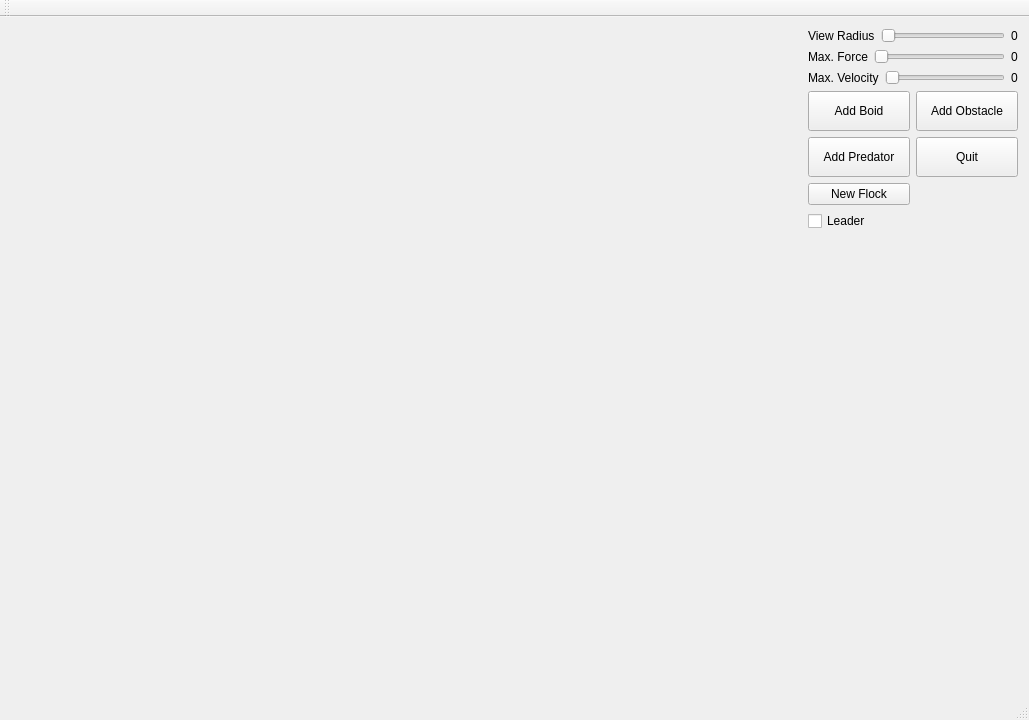
The window that ui/mainwindow.ui (d3fc0n1/ASE_Project-Flocking_System) describes before a commit, drawn with Qt 5.
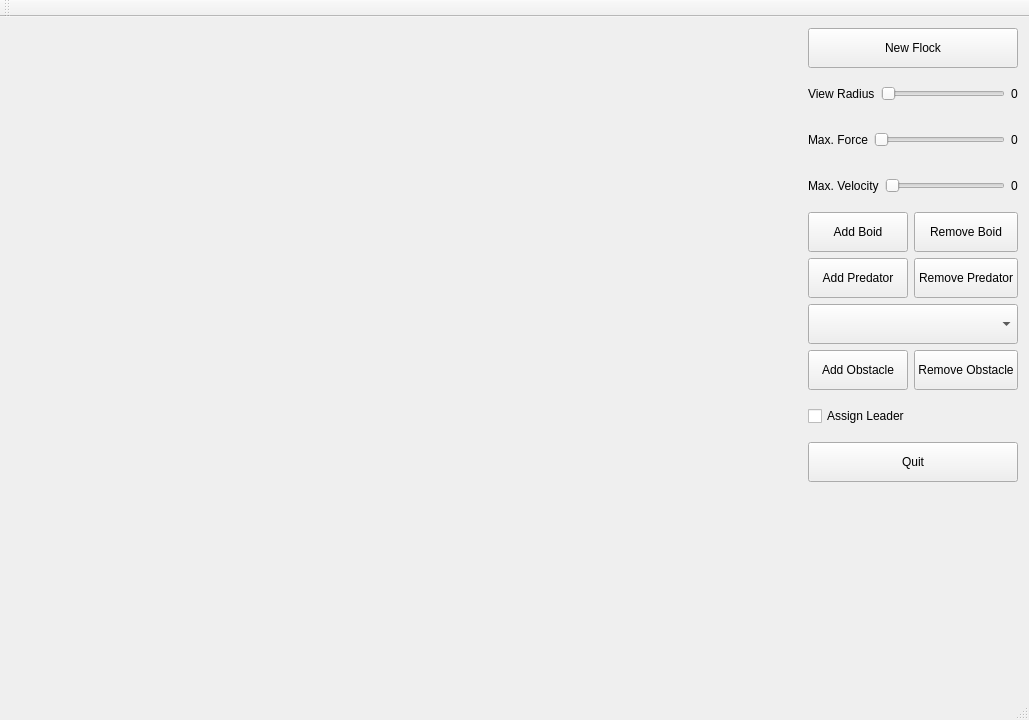
The same window after the commit.

Commit message: Added obstacles in scene and controls on GUI

The edit to the form file:
```diff
--- a/ui/mainwindow.ui
+++ b/ui/mainwindow.ui
@@ -21,10 +21,72 @@
   </property>
   <widget class="QWidget" name="centralWidget">
    <layout class="QGridLayout" name="gridLayout">
+    <item row="2" column="1">
+     <widget class="QPushButton" name="m_quit">
+      <property name="sizePolicy">
+       <sizepolicy hsizetype="Minimum" vsizetype="Preferred">
+        <horstretch>0</horstretch>
+        <verstretch>0</verstretch>
+       </sizepolicy>
+      </property>
+      <property name="minimumSize">
+       <size>
+        <width>0</width>
+        <height>40</height>
+       </size>
+      </property>
+      <property name="text">
+       <string>Quit</string>
+      </property>
+     </widget>
+    </item>
     <item row="0" column="1">
      <layout class="QGridLayout" name="gridLayout_3">
-      <item row="3" column="1">
-       <widget class="QPushButton" name="addObstacleButton">
+      <item row="2" column="0" colspan="2">
+       <layout class="QHBoxLayout" name="horizontalLayout_2">
+        <item>
+         <widget class="QLabel" name="label_2">
+          <property name="minimumSize">
+           <size>
+            <width>0</width>
+            <height>40</height>
+           </size>
+          </property>
+          <property name="text">
+           <string>Max. Force</string>
+          </property>
+         </widget>
+        </item>
+        <item>
+         <widget class="QSlider" name="m_force">
+          <property name="minimumSize">
+           <size>
+            <width>120</width>
+            <height>40</height>
+           </size>
+          </property>
+          <property name="minimum">
+           <number>1</number>
+          </property>
+          <property name="maximum">
+           <number>10</number>
+          </property>
+          <property name="orientation">
+           <enum>Qt::Horizontal</enum>
+          </property>
+         </widget>
+        </item>
+        <item>
+         <widget class="QLabel" name="maxForceLabel">
+          <property name="text">
+           <string>0</string>
+          </property>
+         </widget>
+        </item>
+       </layout>
+      </item>
+      <item row="9" column="0">
+       <widget class="QPushButton" name="m_addObstacle">
         <property name="sizePolicy">
          <sizepolicy hsizetype="Minimum" vsizetype="Preferred">
           <horstretch>0</horstretch>
@@ -42,77 +104,8 @@
         </property>
        </widget>
       </item>
-      <item row="4" column="1">
-       <widget class="QPushButton" name="quitButton">
-        <property name="sizePolicy">
-         <sizepolicy hsizetype="Minimum" vsizetype="Preferred">
-          <horstretch>0</horstretch>
-          <verstretch>0</verstretch>
-         </sizepolicy>
-        </property>
-        <property name="minimumSize">
-         <size>
-          <width>0</width>
-          <height>40</height>
-         </size>
-        </property>
-        <property name="text">
-         <string>Quit</string>
-        </property>
-       </widget>
-      </item>
-      <item row="6" column="0" colspan="2">
+      <item row="12" column="0" colspan="2">
        <widget class="QCheckBox" name="m_leader">
-        <property name="text">
-         <string>Leader</string>
-        </property>
-       </widget>
-      </item>
-      <item row="2" column="0" colspan="2">
-       <layout class="QHBoxLayout" name="horizontalLayout">
-        <item>
-         <widget class="QLabel" name="label">
-          <property name="text">
-           <string>Max. Velocity</string>
-          </property>
-         </widget>
-        </item>
-        <item>
-         <widget class="QSlider" name="maxVelSlider">
-          <property name="minimumSize">
-           <size>
-            <width>120</width>
-            <height>0</height>
-           </size>
-          </property>
-          <property name="minimum">
-           <number>1</number>
-          </property>
-          <property name="maximum">
-           <number>50</number>
-          </property>
-          <property name="orientation">
-           <enum>Qt::Horizontal</enum>
-          </property>
-         </widget>
-        </item>
-        <item>
-         <widget class="QLabel" name="maxVelLabel">
-          <property name="text">
-           <string>0</string>
-          </property>
-         </widget>
-        </item>
-       </layout>
-      </item>
-      <item row="4" column="0">
-       <widget class="QPushButton" name="addPredatorButton">
-        <property name="sizePolicy">
-         <sizepolicy hsizetype="Minimum" vsizetype="Preferred">
-          <horstretch>0</horstretch>
-          <verstretch>0</verstretch>
-         </sizepolicy>
-        </property>
         <property name="minimumSize">
          <size>
           <width>0</width>
@@ -120,14 +113,20 @@
          </size>
         </property>
         <property name="text">
-         <string>Add Predator</string>
+         <string>Assign Leader</string>
         </property>
        </widget>
       </item>
-      <item row="0" column="0" colspan="2">
+      <item row="1" column="0" colspan="2">
        <layout class="QHBoxLayout" name="horizontalLayout_3">
         <item>
          <widget class="QLabel" name="label_3">
+          <property name="minimumSize">
+           <size>
+            <width>0</width>
+            <height>40</height>
+           </size>
+          </property>
           <property name="text">
            <string>View Radius</string>
           </property>
@@ -138,7 +137,7 @@
           <property name="minimumSize">
            <size>
             <width>120</width>
-            <height>0</height>
+            <height>40</height>
            </size>
           </property>
           <property name="maximum">
@@ -158,10 +157,36 @@
         </item>
        </layout>
       </item>
-      <item row="3" column="0">
-       <widget class="QPushButton" name="addBoidButton">
+      <item row="9" column="1">
+       <widget class="QPushButton" name="m_removeObstacle">
+        <property name="minimumSize">
+         <size>
+          <width>0</width>
+          <height>40</height>
+         </size>
+        </property>
+        <property name="text">
+         <string>Remove Obstacle</string>
+        </property>
+       </widget>
+      </item>
+      <item row="6" column="1">
+       <widget class="QPushButton" name="m_removePredator">
+        <property name="minimumSize">
+         <size>
+          <width>0</width>
+          <height>40</height>
+         </size>
+        </property>
+        <property name="text">
+         <string>Remove Predator</string>
+        </property>
+       </widget>
+      </item>
+      <item row="6" column="0">
+       <widget class="QPushButton" name="m_addPredator">
         <property name="sizePolicy">
-         <sizepolicy hsizetype="Minimum" vsizetype="Preferred">
+         <sizepolicy hsizetype="Minimum" vsizetype="Fixed">
           <horstretch>0</horstretch>
           <verstretch>0</verstretch>
          </sizepolicy>
@@ -173,62 +198,109 @@
          </size>
         </property>
         <property name="text">
-         <string>Add Boid</string>
+         <string>Add Predator</string>
         </property>
        </widget>
       </item>
-      <item row="1" column="0" colspan="2">
-       <layout class="QHBoxLayout" name="horizontalLayout_2">
-        <item>
-         <widget class="QLabel" name="label_2">
-          <property name="text">
-           <string>Max. Force</string>
-          </property>
-         </widget>
-        </item>
-        <item>
-         <widget class="QSlider" name="maxForceSlider">
-          <property name="minimumSize">
-           <size>
-            <width>120</width>
-            <height>0</height>
-           </size>
-          </property>
-          <property name="minimum">
-           <number>1</number>
-          </property>
-          <property name="maximum">
-           <number>10</number>
-          </property>
-          <property name="orientation">
-           <enum>Qt::Horizontal</enum>
-          </property>
-         </widget>
-        </item>
-        <item>
-         <widget class="QLabel" name="maxForceLabel">
-          <property name="text">
-           <string>0</string>
-          </property>
-         </widget>
-        </item>
-       </layout>
-      </item>
-      <item row="7" column="1">
-       <spacer name="verticalSpacer">
-        <property name="orientation">
-         <enum>Qt::Vertical</enum>
-        </property>
-        <property name="sizeHint" stdset="0">
-         <size>
-          <width>20</width>
-          <height>40</height>
-         </size>
-        </property>
-       </spacer>
-      </item>
       <item row="5" column="0">
+       <widget class="QPushButton" name="m_addBoid">
+        <property name="sizePolicy">
+         <sizepolicy hsizetype="Minimum" vsizetype="Preferred">
+          <horstretch>0</horstretch>
+          <verstretch>0</verstretch>
+         </sizepolicy>
+        </property>
+        <property name="minimumSize">
+         <size>
+          <width>0</width>
+          <height>40</height>
+         </size>
+        </property>
+        <property name="text">
+         <string>Add Boid</string>
+        </property>
+       </widget>
+      </item>
+      <item row="8" column="0" colspan="2">
+       <widget class="QComboBox" name="m_obstacleType">
+        <property name="minimumSize">
+         <size>
+          <width>0</width>
+          <height>40</height>
+         </size>
+        </property>
+       </widget>
+      </item>
+      <item row="3" column="0" colspan="2">
+       <layout class="QHBoxLayout" name="horizontalLayout">
+        <item>
+         <widget class="QLabel" name="label">
+          <property name="sizePolicy">
+           <sizepolicy hsizetype="Preferred" vsizetype="Fixed">
+            <horstretch>0</horstretch>
+            <verstretch>0</verstretch>
+           </sizepolicy>
+          </property>
+          <property name="minimumSize">
+           <size>
+            <width>0</width>
+            <height>40</height>
+           </size>
+          </property>
+          <property name="text">
+           <string>Max. Velocity</string>
+          </property>
+         </widget>
+        </item>
+        <item>
+         <widget class="QSlider" name="m_velocity">
+          <property name="minimumSize">
+           <size>
+            <width>120</width>
+            <height>40</height>
+           </size>
+          </property>
+          <property name="minimum">
+           <number>1</number>
+          </property>
+          <property name="maximum">
+           <number>50</number>
+          </property>
+          <property name="orientation">
+           <enum>Qt::Horizontal</enum>
+          </property>
+         </widget>
+        </item>
+        <item>
+         <widget class="QLabel" name="maxVelLabel">
+          <property name="text">
+           <string>0</string>
+          </property>
+         </widget>
+        </item>
+       </layout>
+      </item>
+      <item row="5" column="1">
+       <widget class="QPushButton" name="m_removeBoid">
+        <property name="minimumSize">
+         <size>
+          <width>0</width>
+          <height>40</height>
+         </size>
+        </property>
+        <property name="text">
+         <string>Remove Boid</string>
+        </property>
+       </widget>
+      </item>
+      <item row="0" column="0" colspan="2">
        <widget class="QPushButton" name="m_newFlock">
+        <property name="minimumSize">
+         <size>
+          <width>0</width>
+          <height>40</height>
+         </size>
+        </property>
         <property name="text">
          <string>New Flock</string>
         </property>
@@ -249,6 +321,19 @@
       </property>
      </spacer>
     </item>
+    <item row="3" column="1">
+     <spacer name="verticalSpacer">
+      <property name="orientation">
+       <enum>Qt::Vertical</enum>
+      </property>
+      <property name="sizeHint" stdset="0">
+       <size>
+        <width>20</width>
+        <height>40</height>
+       </size>
+      </property>
+     </spacer>
+    </item>
    </layout>
   </widget>
   <widget class="QToolBar" name="mainToolBar">
```
Left out of the diff: 2 changed lines with no effect on the pictures. The commit also changes 30 other files.
